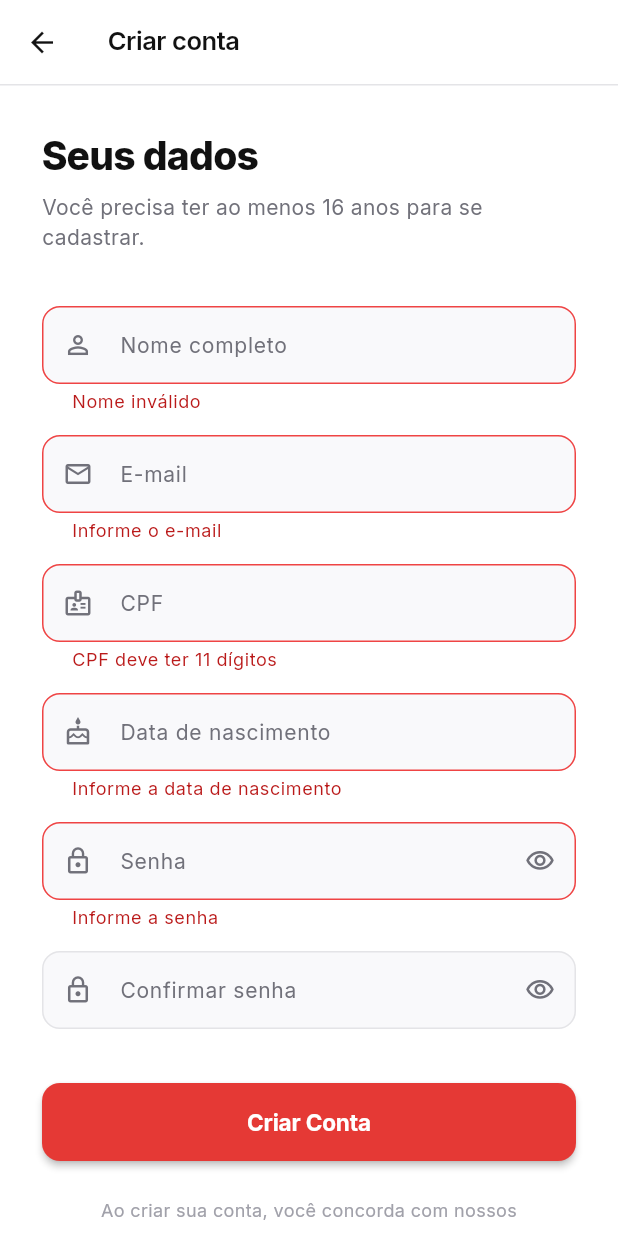
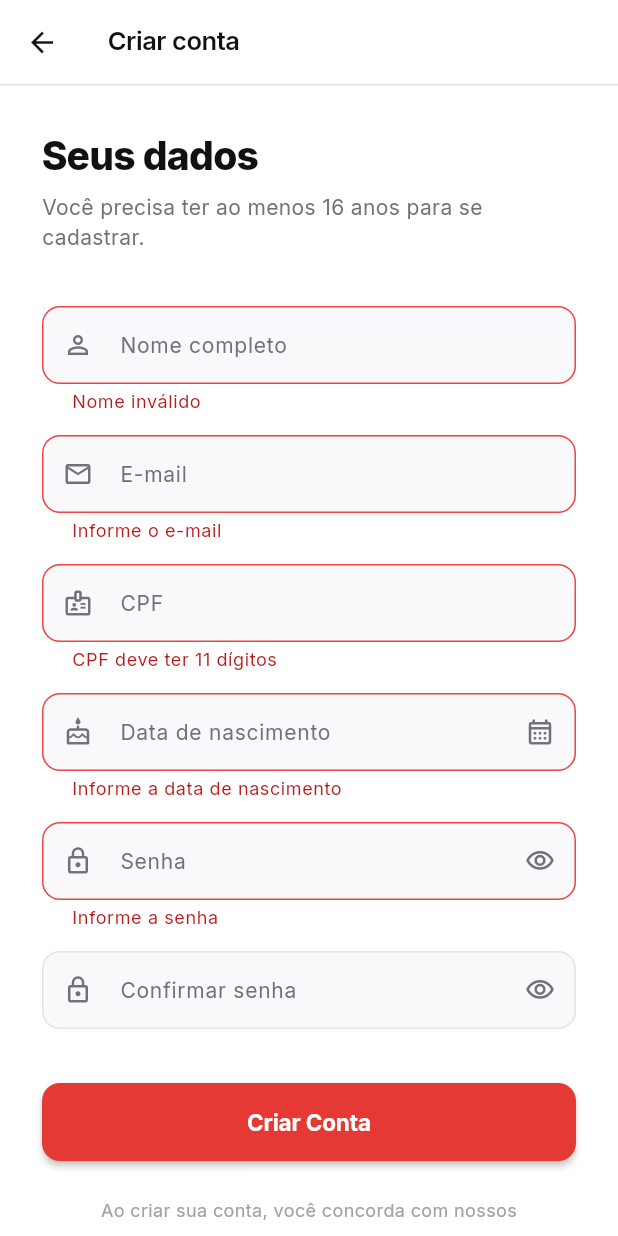
Before and after one commit to luisgustavo876/PetPerdido, a Flutter app: the RegisterScreen screen opened by its route, after a tap on "Criar Conta", on a phone screen of 412 x 824 dp. Run offline on Flutter 3.47's test engine with Material 3 defaults, Android fonts, the phone set to English and light mode, and no system bars; our stand-ins replace cached_network_image, cloud_firestore, firebase_ai, firebase_auth, firebase_core, firebase_messaging and 7 more; missing offline and left inert: dart_geohash; accounts and stored records are empty.

Commit message:
feat: data de nascimento digitada so com numeros (DD/MM/AAAA)
- Campo do cadastro aceita digitacao: 29062006 vira 29/06/2006
  (MascaraInputFormatter.data, teclado numerico, max. 8 digitos)
- Icone de calendario no campo abre o seletor em pt-BR, partindo da
  data ja digitada
- Validacao com mensagens claras: vazia, incompleta, dia/mes
  inexistente (31/02, 29/02 fora de bissexto), no futuro e idade minima
  de 16 anos (AuthService.validarNascimentoTexto)
- Formatters.data / Formatters.lerData centralizam o padrao brasileiro
- Testes do formatter, da leitura e da validacao

Co-Authored-By: Claude Opus 5.5 <noreply@anthropic.com>

```diff
--- a/lib/core/input_formatters.dart
+++ b/lib/core/input_formatters.dart
@@ -12,6 +12,9 @@ class MascaraInputFormatter extends TextInputFormatter {
 
   /// CPF: 000.000.000-00.
   factory MascaraInputFormatter.cpf() => MascaraInputFormatter('###.###.###-##');
+
+  /// Data: DD/MM/AAAA (8 dígitos).
+  factory MascaraInputFormatter.data() => MascaraInputFormatter('##/##/####');
 
   /// Quantidade máxima de dígitos aceitos pelo padrão.
   int get maxDigitos => '#'.allMatches(padrao).length;
--- a/lib/screens/auth/register_screen.dart
+++ b/lib/screens/auth/register_screen.dart
@@ -4,6 +4,7 @@ import 'package:flutter/material.dart';
 import 'package:google_fonts/google_fonts.dart';
 import '../../core/app_colors.dart';
 import '../../core/app_constants.dart';
+import '../../core/formatters.dart';
 import '../../core/input_formatters.dart';
 import '../../services/auth_service.dart';
 import '../../widgets/custom_button.dart';
@@ -24,8 +25,7 @@ class _RegisterScreenState extends State<RegisterScreen> {
   final _cpfController = TextEditingController();
   final _passwordController = TextEditingController();
   final _confirmController = TextEditingController();
-  final _birthController = TextEditingController(); // só exibe dd/mm/aaaa
-  DateTime? _birthDate;
+  final _birthController = TextEditingController(); // DD/MM/AAAA
   bool _isLoading = false;
 
   @override
@@ -41,15 +41,15 @@ class _RegisterScreenState extends State<RegisterScreen> {
 
   static String _soDigitos(String texto) => texto.replaceAll(RegExp(r'\D'), '');
 
-  /// Formata a data como dd/mm/aaaa.
-  String _formatarData(DateTime d) =>
-      '${d.day.toString().padLeft(2, '0')}/${d.month.toString().padLeft(2, '0')}/${d.year}';
-
   Future<void> _pickBirthDate() async {
     final hoje = DateTime.now();
+    final digitada = Formatters.lerData(_birthController.text);
     final escolhida = await showDatePicker(
       context: context,
-      initialDate: _birthDate ?? DateTime(hoje.year - 18, hoje.month, hoje.day),
+      locale: const Locale('pt', 'BR'),
+      initialDate: digitada != null && !digitada.isAfter(hoje)
+          ? digitada
+          : DateTime(hoje.year - 18, hoje.month, hoje.day),
       firstDate: DateTime(1900),
       lastDate: hoje,
       helpText: 'Data de nascimento',
@@ -61,10 +61,7 @@ class _RegisterScreenState extends State<RegisterScreen> {
       errorInvalidText: 'Data fora do intervalo permitido',
     );
     if (escolhida == null) return;
-    setState(() {
-      _birthDate = escolhida;
-      _birthController.text = _formatarData(escolhida);
-    });
+    setState(() => _birthController.text = Formatters.data(escolhida));
   }
 
   Future<void> _onRegister() async {
@@ -77,7 +74,8 @@ class _RegisterScreenState extends State<RegisterScreen> {
         email: _emailController.text,
         password: _passwordController.text,
         cpf: _soDigitos(_cpfController.text), // grava só os 11 dígitos
-        birthDate: _birthDate!,
+        // Já validada pelo formulário: a data existe e não é nula.
+        birthDate: Formatters.lerData(_birthController.text)!,
       );
       // Conta e documento users/{uid} gravados. A RegisterScreen está
       // empilhada sobre o _AuthGate (que já mostra a MainScreen): volta até ele.
@@ -204,20 +202,27 @@ class _RegisterScreenState extends State<RegisterScreen> {
                   },
                 ),
                 const SizedBox(height: 14),
-                // Campo só de leitura: abre o calendário ao tocar.
+                // Digita só os números (29062006 → 29/06/2006) ou escolhe no
+                // calendário pelo ícone.
                 TextFormField(
                   controller: _birthController,
-                  readOnly: true,
-                  onTap: _pickBirthDate,
-                  decoration: const InputDecoration(
+                  keyboardType: TextInputType.number,
+                  inputFormatters: [MascaraInputFormatter.data()],
+                  decoration: InputDecoration(
                     labelText: 'Data de nascimento',
-                    hintText: 'dd/mm/aaaa',
-                    hintStyle: TextStyle(color: AppColors.textSecondary),
-                    prefixIcon: Icon(Icons.cake_outlined,
+                    hintText: 'DD/MM/AAAA',
+                    hintStyle: const TextStyle(color: AppColors.textSecondary),
+                    prefixIcon: const Icon(Icons.cake_outlined,
                         color: AppColors.textSecondary, size: 20),
+                    suffixIcon: IconButton(
+                      tooltip: 'Escolher no calendário',
+                      icon: const Icon(Icons.calendar_month_outlined,
+                          color: AppColors.textSecondary, size: 20),
+                      onPressed: _pickBirthDate,
+                    ),
                   ),
-                  validator: (_) =>
-                      AuthService.validarNascimento(_birthDate, DateTime.now()),
+                  validator: (v) => AuthService.validarNascimentoTexto(
+                      v ?? '', DateTime.now()),
                 ),
                 const SizedBox(height: 14),
                 CustomTextField(
--- a/lib/services/auth_service.dart
+++ b/lib/services/auth_service.dart
@@ -1,6 +1,7 @@
 import 'package:firebase_auth/firebase_auth.dart';
 import 'package:cloud_firestore/cloud_firestore.dart';
 import '../core/app_constants.dart';
+import '../core/formatters.dart';
 
 class AuthService {
   static final _auth = FirebaseAuth.instance;
@@ -95,11 +96,23 @@ class AuthService {
   /// Retorna a mensagem de erro, ou null se estiver tudo certo.
   static String? validarNascimento(DateTime? nascimento, DateTime hoje) {
     if (nascimento == null) return 'Informe a data de nascimento';
-    if (nascimento.isAfter(hoje)) return 'Data de nascimento inválida';
+    if (nascimento.isAfter(hoje)) {
+      return 'A data de nascimento não pode ser no futuro';
+    }
     if (idadeEmAnos(nascimento, hoje) < AppConstants.minAge) {
       return 'Você precisa ter pelo menos ${AppConstants.minAge} anos';
     }
     return null;
+  }
+
+  /// Mesma validação, a partir do texto digitado no campo (DD/MM/AAAA).
+  static String? validarNascimentoTexto(String texto, DateTime hoje) {
+    final digitos = texto.replaceAll(RegExp(r'\D'), '');
+    if (digitos.isEmpty) return 'Informe a data de nascimento';
+    if (digitos.length < 8) return 'Data incompleta. Use DD/MM/AAAA';
+    final data = Formatters.lerData(texto);
+    if (data == null) return 'Data inválida. Confira o dia, o mês e o ano';
+    return validarNascimento(data, hoje);
   }
 
   /// Envia o e-mail de redefinição de senha.
```
Also changed, not shown: lib/core/formatters.dart (+21 -0 lines), 3 other files.
